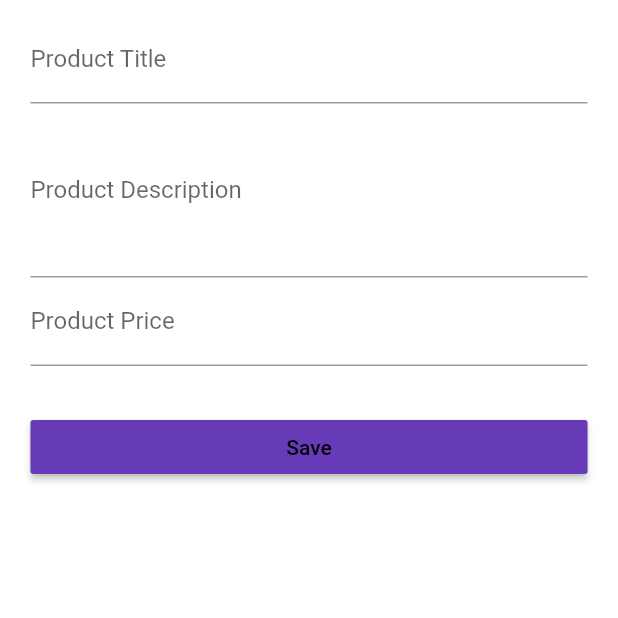
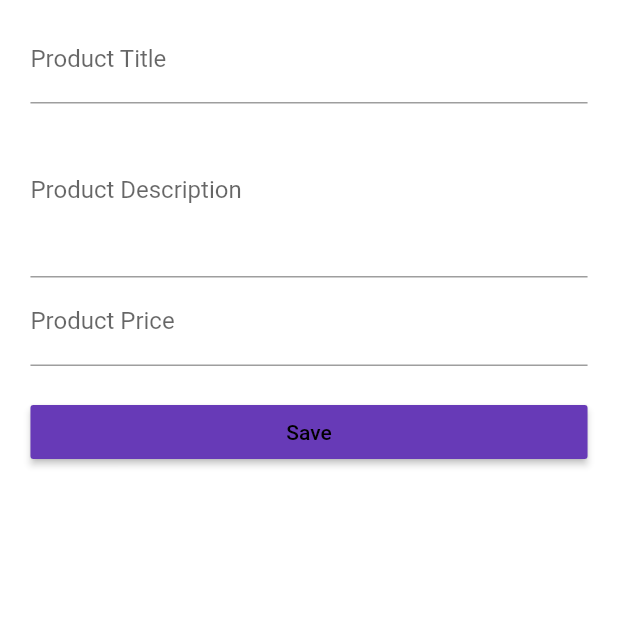
Before and after one commit to NeonArray/flutter-course, a Flutter app: the ProductEditPage screen opened directly, on a phone screen of 412 x 824 dp, the top half of it. Run offline on Flutter 3.47's test engine with Material 2 defaults, Android fonts, the phone set to English and light mode, and no system bars; our stand-ins replace flutter_map, rxdart, shared_preferences; accounts and stored records are empty.

```diff
--- a/lib/pages/product_edit.dart
+++ b/lib/pages/product_edit.dart
@@ -127,7 +127,7 @@ class _ProductEditPageState extends State<ProductEditPage> {
 			).then((bool success) {
 				if (success) {
 					Navigator.pushReplacementNamed(context, '/products')
-							.then((_) => setSelectedProduct(null));
+							 .then((_) => setSelectedProduct(null));
 				} else {
 					showDialog(
 						context: context,
@@ -179,7 +179,10 @@ class _ProductEditPageState extends State<ProductEditPage> {
 							_buildDescriptionTextField(product),
 							_buildPriceTextField(product),
 							SizedBox(
-								height: 30.0,
+								height: 10.0,
+							),
+							SizedBox(
+								height: 10.0,
 							),
 							_buildSaveButton(),
 						],
```
Also changed, not shown: lib/widgets/forms/location.dart (added, +58 -0 lines), pubspec.yaml (+4 -3 lines), 2 other files.
